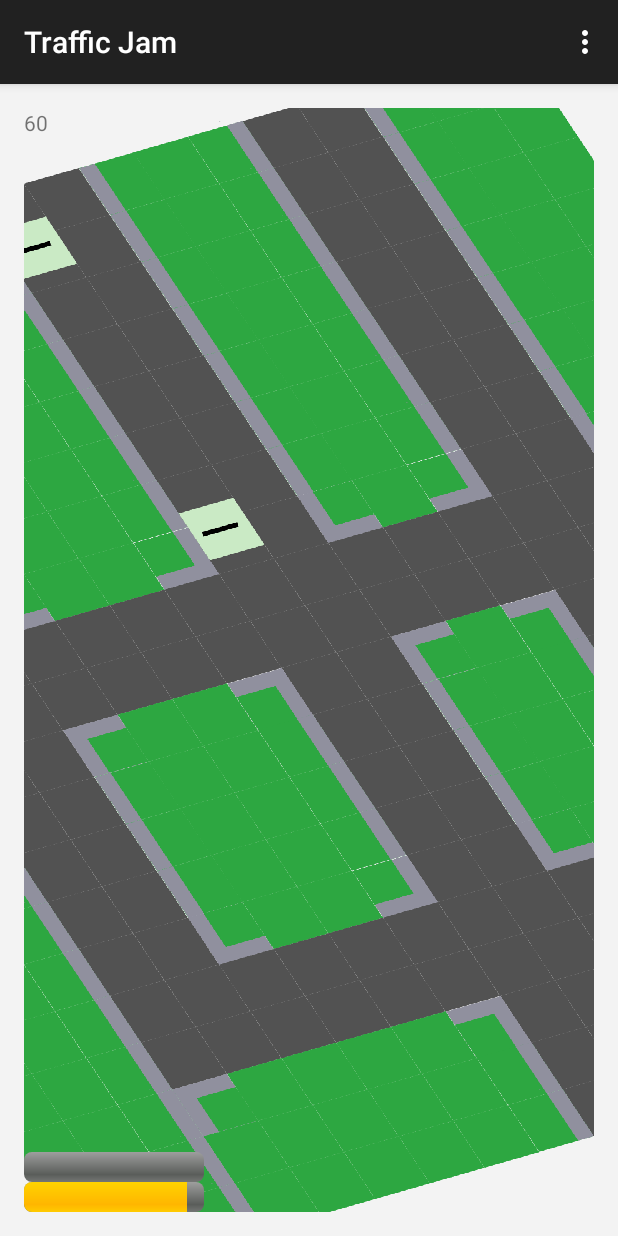
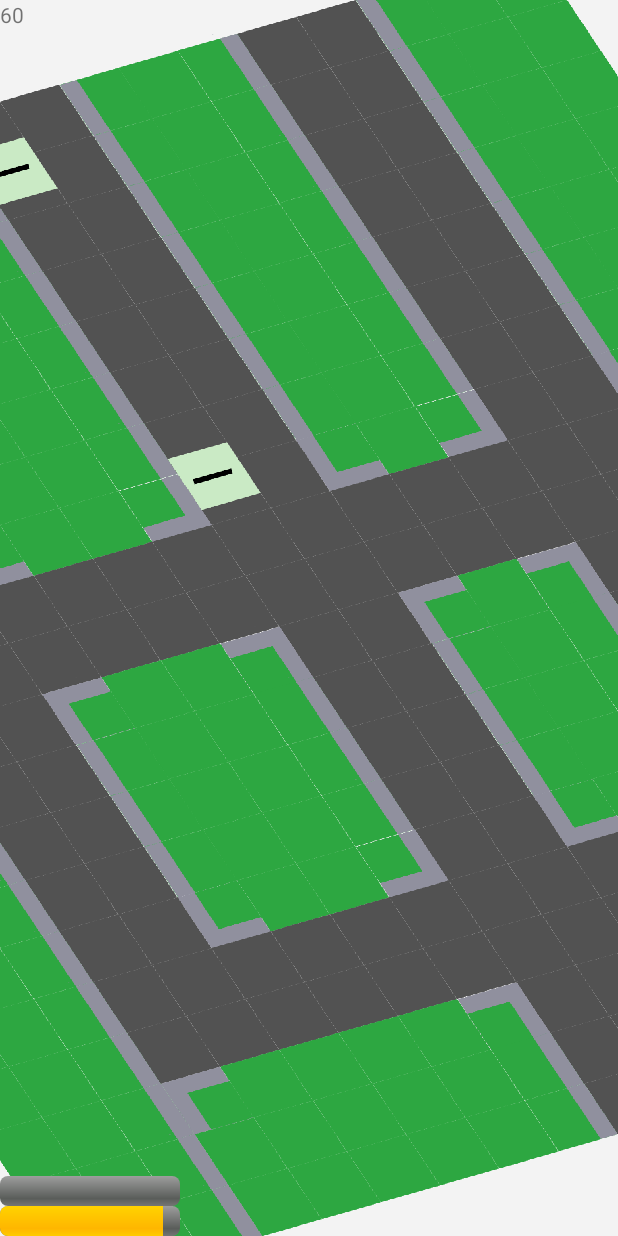
Before and after one commit to VincentDubois/TrafficJam, an Android app: the screen it shows after launch (MainActivity), on a phone screen of 412 x 824 dp. Run offline under Robolectric (Android 15) with nearby library versions, the phone set to English and light mode, and no system bars.

Commit message:
Merge branch 'master' of https://github.com/VincentDubois/TrafficJam
Conflicts:
	app/src/main/java/fr/iutlens/trafficjam/TrafficView.java

```diff
--- a/app/src/main/java/fr/iutlens/trafficjam/MainActivity.java
+++ b/app/src/main/java/fr/iutlens/trafficjam/MainActivity.java
@@ -1,18 +1,20 @@
 package fr.iutlens.trafficjam;
 
+import android.app.Activity;
+import android.os.Bundle;
 import android.os.Handler;
 import android.os.Message;
 import android.support.v7.app.ActionBarActivity;
-import android.os.Bundle;
 import android.view.Menu;
 import android.view.MenuItem;
+import android.view.Window;
 import android.widget.ProgressBar;
 import android.widget.TextView;
 
 import java.lang.ref.WeakReference;
 
 
-public class MainActivity extends ActionBarActivity {
+public class MainActivity extends Activity {
 
 
     private TrafficView trafficView;
@@ -73,6 +75,7 @@ public class MainActivity extends ActionBarActivity {
     @Override
     protected void onCreate(Bundle savedInstanceState) {
         super.onCreate(savedInstanceState);
+
         setContentView(R.layout.activity_main);
         handler = new RefreshHandler(this);
 
--- a/app/src/main/res/layout/activity_main.xml
+++ b/app/src/main/res/layout/activity_main.xml
@@ -1,9 +1,9 @@
 <RelativeLayout xmlns:android="http://schemas.android.com/apk/res/android"
     xmlns:tools="http://schemas.android.com/tools" android:layout_width="match_parent"
-    android:layout_height="match_parent" android:paddingLeft="@dimen/activity_horizontal_margin"
-    android:paddingRight="@dimen/activity_horizontal_margin"
-    android:paddingTop="@dimen/activity_vertical_margin"
-    android:paddingBottom="@dimen/activity_vertical_margin" tools:context=".MainActivity"
+    android:layout_height="match_parent" android:paddingLeft="0dp"
+    android:paddingRight="0dp"
+    android:paddingTop="0dp"
+    android:paddingBottom="0dp" tools:context=".MainActivity"
     android:background="#F3f3f3">
 
     <view
```
